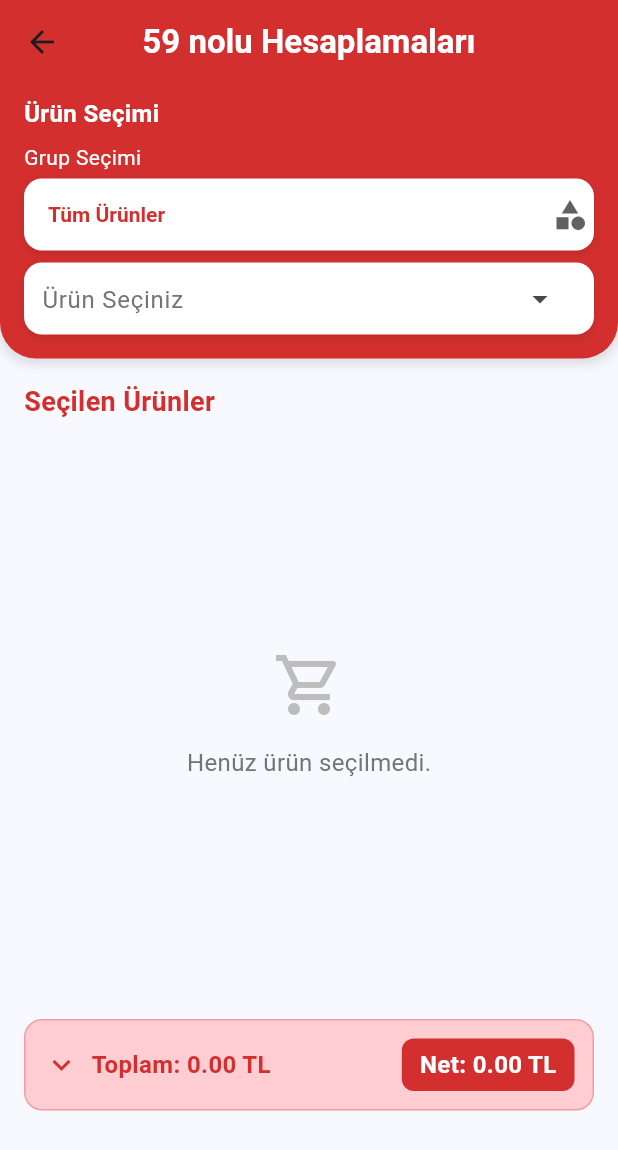
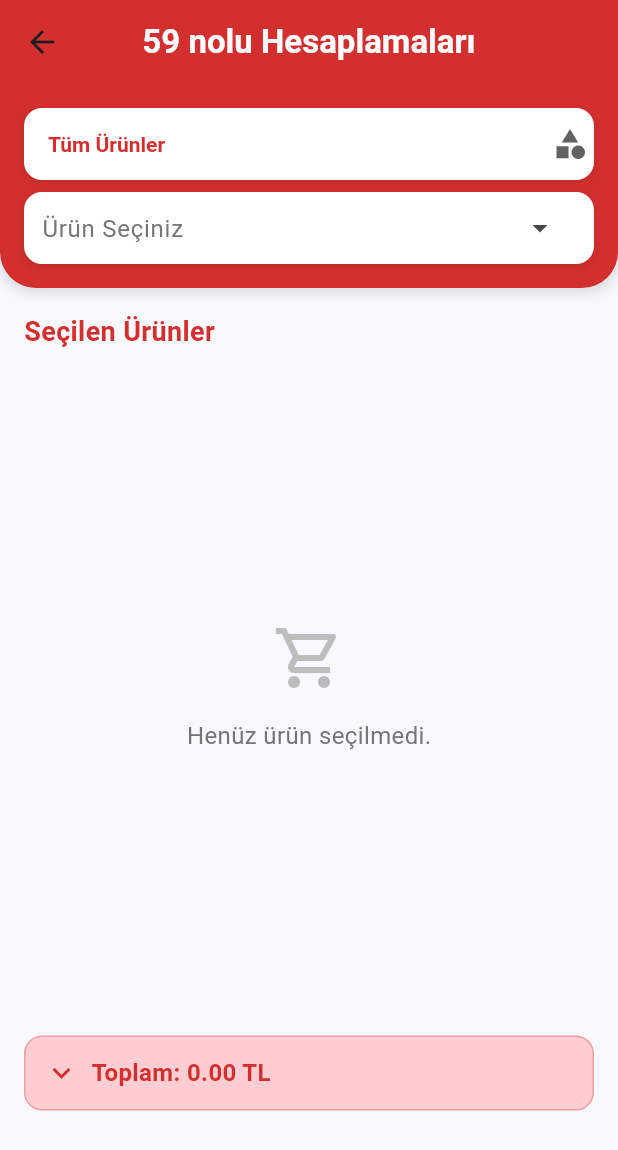
Before and after one commit to TahirAtakanCan/osmYapi, a Flutter app: the screen it shows after launch, after a tap on "59 nolu", on a phone screen of 412 x 824 dp. Shown: the top 1150 px of the screen. Run offline on Flutter 3.47's test engine with Material 3 defaults, Android fonts, the phone set to English and light mode, and no system bars; drawn by our look-alikes of dropdown_search; our stand-ins replace get, open_file, pdf, permission_handler, shared_preferences; missing offline and left inert: excel.

Commit message:
Tasarım düzenlemeleri v3

```diff
--- a/lib/CalculateScreen.dart
+++ b/lib/CalculateScreen.dart
@@ -318,25 +318,9 @@ class _CalculateScreenState extends State<CalculateScreen> {
                       child: Column(
                         crossAxisAlignment: CrossAxisAlignment.start,
                         children: [
-                          const Text(
-                            'Ürün Seçimi',
-                            style: TextStyle(
-                              color: Colors.white,
-                              fontWeight: FontWeight.bold,
-                              fontSize: 16,
-                            ),
-                          ),
-
                           // 59 nolu excel için grup seçim alanı
                           if (widget.buttonType == '59 nolu') ...[
-                            const SizedBox(height: 8),
-                            const Text(
-                              'Grup Seçimi',
-                              style: TextStyle(
-                                color: Colors.white,
-                                fontSize: 14,
-                              ),
-                            ),
+                            const SizedBox(height: 4),
                             const SizedBox(height: 4),
                             Container(
                               decoration: BoxDecoration(
@@ -742,21 +726,6 @@ class _CalculateScreenState extends State<CalculateScreen> {
                                         ),
                                       ],
                                     ),
-                                    Container(
-                                      padding: const EdgeInsets.symmetric(horizontal: 12, vertical: 6),
-                                      decoration: BoxDecoration(
-                                        color: primaryColor,
-                                        borderRadius: BorderRadius.circular(8),
-                                      ),
-                                      child: Text(
-                                        'Net: ${controller.netTutar.value.toStringAsFixed(2)} TL',
-                                        style: const TextStyle(
-                                          fontWeight: FontWeight.bold,
-                                          fontSize: 16,
-                                          color: Colors.white,
-                                        ),
-                                      ),
-                                    ),
                                   ],
                                 ),
                               ),
@@ -924,7 +893,7 @@ class _CalculateScreenState extends State<CalculateScreen> {
                                             'NET TUTAR',
                                             style: TextStyle(
                                               fontWeight: FontWeight.bold,
-                                              fontSize: 18,
+                                              fontSize: 14,
                                               color: primaryColor,
                                             ),
                                           ),
@@ -938,7 +907,7 @@ class _CalculateScreenState extends State<CalculateScreen> {
                                               '${controller.netTutar.value.toStringAsFixed(2)} TL',
                                               style: const TextStyle(
                                                 fontWeight: FontWeight.bold,
-                                                fontSize: 18,
+                                                fontSize: 14,
                                                 color: Colors.white,
                                               ),
                                             ),
```
